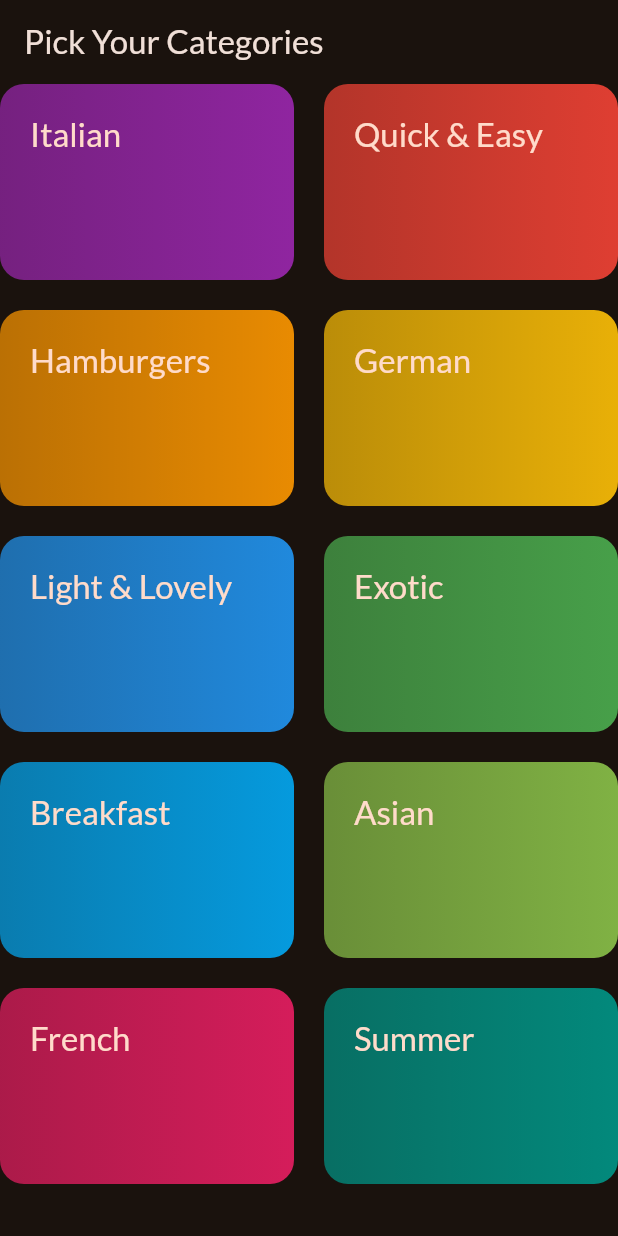
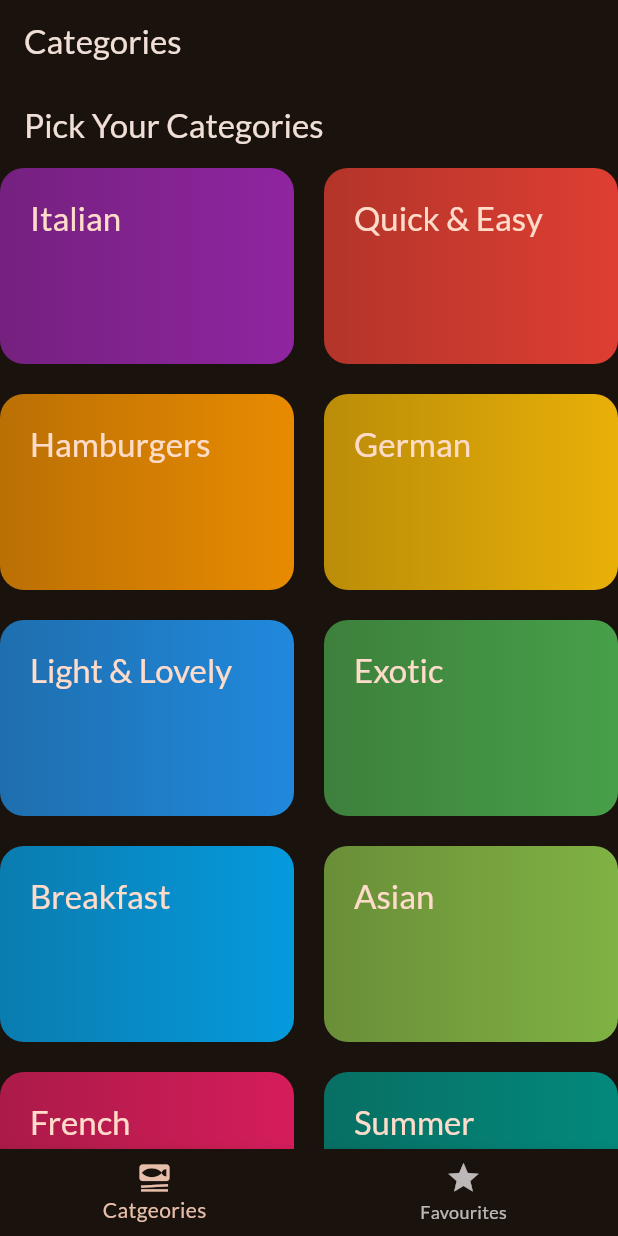
Before and after one commit to Akhi1Babu/Meals-App, a Flutter app: the screen it shows after launch, on a phone screen of 412 x 824 dp. Run offline on Flutter 3.47's test engine with Material 3 defaults, Android fonts, the phone set to English and light mode, and no system bars; our stand-ins replace font_awesome_flutter, google_fonts, transparent_image.

Commit message:
feat: Implement TabScreen for navigation and enhance MealDetails layout with ingredients and steps

```diff
--- a/lib/main.dart
+++ b/lib/main.dart
@@ -3,6 +3,7 @@ import 'package:flutter/material.dart';
 import 'package:google_fonts/google_fonts.dart';
 
 import 'package:meals/screen/categories.dart';
+import 'package:meals/screen/tabs.dart';
 
 
 
@@ -26,7 +27,7 @@ class App extends StatelessWidget {
   Widget build(BuildContext context) {
     return MaterialApp(
       theme: theme,
-      home: CategoriesScreen() // Todo ...,
+      home: TabScreen(), // Todo ...,
     );
   }
 }
--- /dev/null
+++ b/lib/screen/tabs.dart
@@ -0,0 +1,47 @@
+import 'package:flutter/material.dart';
+import 'package:meals/screen/categories.dart';
+import 'package:meals/screen/meals.dart';
+
+class TabScreen extends StatefulWidget {
+  const TabScreen({super.key});
+
+  @override
+  State<TabScreen> createState() => _TabScreenState();
+}
+
+class _TabScreenState extends State<TabScreen> {
+  int _selectedIndex = 0;
+  var  activepageTitle = "Categories";
+
+  void _selectPageIndex(int index) {
+    setState(() {
+      _selectedIndex = index;
+    });
+  }
+  @override
+  Widget build(BuildContext context) {
+
+    Widget activePageIndex = CategoriesScreen();
+     if (_selectedIndex == 1) {
+      // Load Settings Page
+      activepageTitle = "your favourite meals";
+      activePageIndex = Meals(title: "Favourite", meals: []);
+
+    }
+    return Scaffold(appBar: AppBar(
+      title: Text(activepageTitle),
+    ),
+    body: activePageIndex,
+    bottomNavigationBar: BottomNavigationBar(
+      currentIndex: _selectedIndex,
+      items: const [
+        BottomNavigationBarItem(icon: Icon(Icons.set_meal), label: 'Catgeories'),
+        BottomNavigationBarItem(icon: Icon(Icons.star), label: 'Favourites'),
+      ],
+      onTap: _selectPageIndex,
+
+
+      ),
+    );
+  }
+}
--- a/lib/widgets/meal_item.dart
+++ b/lib/widgets/meal_item.dart
@@ -3,6 +3,7 @@ import 'package:meals/models/meal.dart';
 import 'package:meals/screen/meals.dart';
 import 'package:meals/widgets/meal_item_traint.dart';
 import 'package:transparent_image/transparent_image.dart';
+import 'package:font_awesome_flutter/font_awesome_flutter.dart';
 
 class MealItem extends StatelessWidget {
 
@@ -60,7 +61,7 @@ final void Function(BuildContext context,Meal meal)? onSelectMeal;
                         SizedBox(width: 10),
                         MealItemTraint(icon: Icons.work, label: complexityText),
                          SizedBox(width: 10),
-                        MealItemTraint(icon: Icons.money, label: affordabilityText),
+                        MealItemTraint(icon: FontAwesomeIcons.dollarSign, label: affordabilityText),
 
 
                       ],
--- a/pubspec.yaml
+++ b/pubspec.yaml
@@ -36,6 +36,7 @@ dependencies:
   cupertino_icons: ^1.0.8
   google_fonts: ^6.2.1
   transparent_image: ^2.0.1
+  font_awesome_flutter: ^10.8.0
 
 dev_dependencies:
   flutter_test:
```
Also changed, not shown: lib/screen/meal_details.dart (+39 -3 lines), pubspec.lock.
